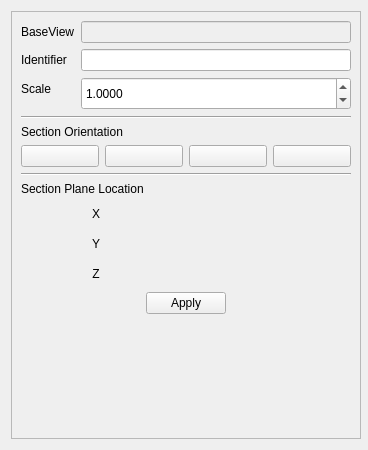
Old version of the form src/Mod/TechDraw/Gui/TaskSectionView.ui in the repository berndhahnebach/All_FreeCAD.
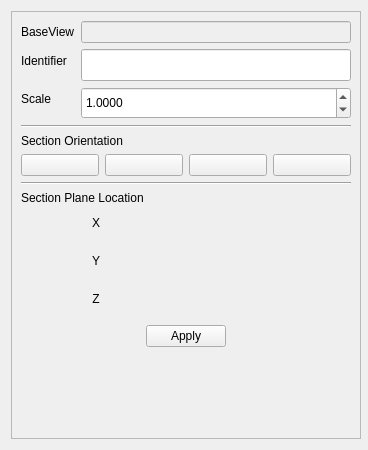
New version of the form. Icons and pictures are not drawn. Custom widgets are drawn as their Qt base class.

Patch:
```diff
--- a/src/Mod/TechDraw/Gui/TaskSectionView.ui
+++ b/src/Mod/TechDraw/Gui/TaskSectionView.ui
@@ -75,6 +75,12 @@
         </item>
         <item row="3" column="1">
          <widget class="QLineEdit" name="leSymbol">
+          <property name="minimumSize">
+           <size>
+            <width>0</width>
+            <height>32</height>
+           </size>
+          </property>
           <property name="toolTip">
            <string>Identifier for this section</string>
           </property>
@@ -89,16 +95,10 @@
         </item>
         <item row="4" column="1">
          <widget class="QDoubleSpinBox" name="sbScale">
-          <property name="sizePolicy">
-           <sizepolicy hsizetype="MinimumExpanding" vsizetype="Fixed">
-            <horstretch>0</horstretch>
-            <verstretch>0</verstretch>
-           </sizepolicy>
-          </property>
           <property name="minimumSize">
            <size>
-            <width>249</width>
-            <height>33</height>
+            <width>0</width>
+            <height>32</height>
            </size>
           </property>
           <property name="baseSize">
@@ -298,7 +298,7 @@
           <property name="minimumSize">
            <size>
             <width>150</width>
-            <height>24</height>
+            <height>32</height>
            </size>
           </property>
           <property name="toolTip">
@@ -342,7 +342,7 @@
           <property name="minimumSize">
            <size>
             <width>150</width>
-            <height>24</height>
+            <height>32</height>
            </size>
           </property>
           <property name="toolTip">
@@ -386,7 +386,7 @@
           <property name="minimumSize">
            <size>
             <width>150</width>
-            <height>24</height>
+            <height>32</height>
            </size>
           </property>
           <property name="toolTip">
```
Left out of the diff: 18 changed lines with no effect on the pictures.
